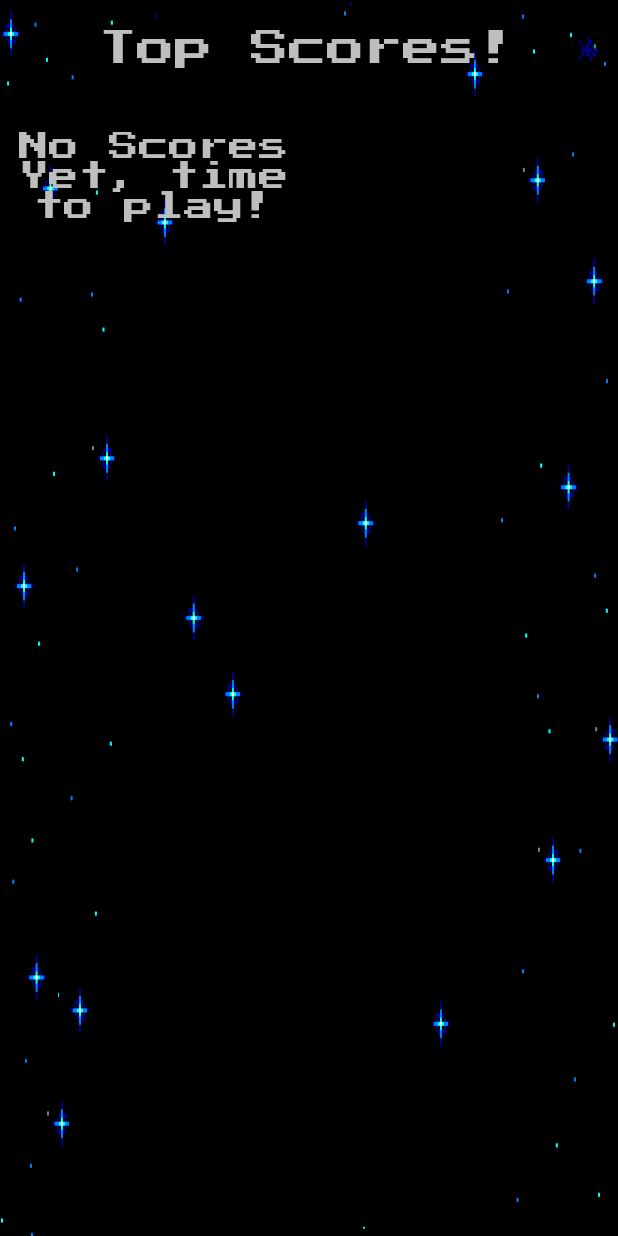
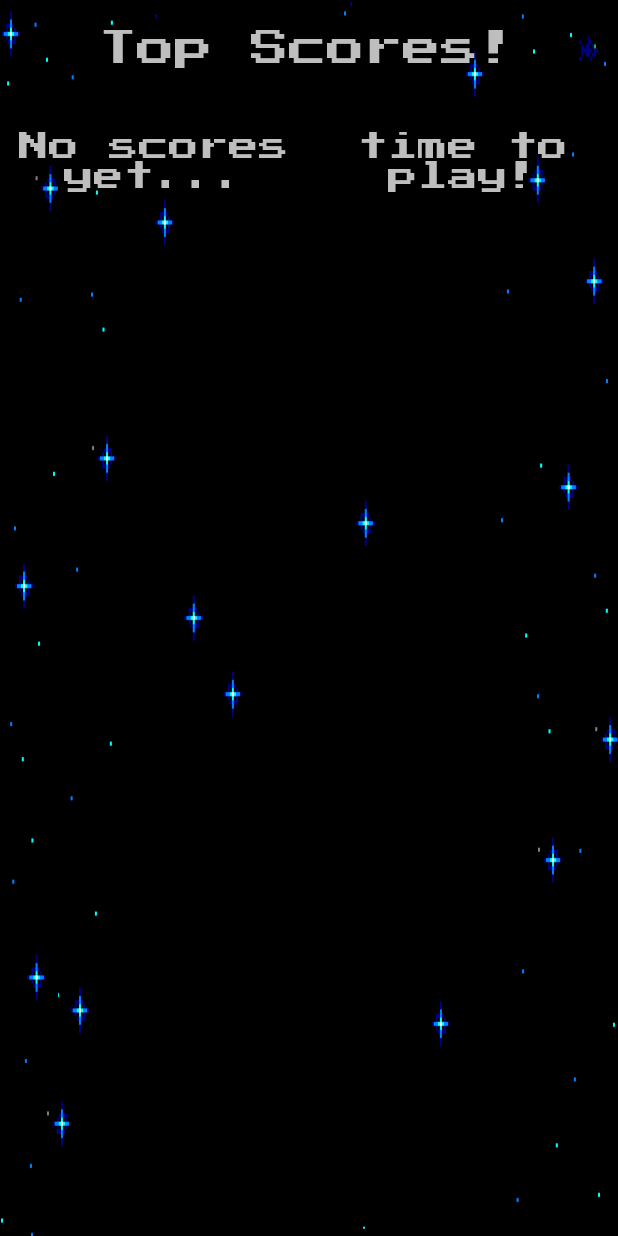
Before and after one commit to codeman27/CISFinalProject, an Android app: the TopScoresActivity screen opened directly, with no data from a screen before it, on a phone screen of 412 x 824 dp. Run offline under Robolectric (Android 15) with nearby library versions, the phone set to English and light mode, and no system bars.

Commit message:
Fixed DB print issue

```diff
--- a/app/src/main/java/com/example/cody/asteroidassaultgame/TopScoresActivity.java
+++ b/app/src/main/java/com/example/cody/asteroidassaultgame/TopScoresActivity.java
@@ -10,6 +10,7 @@ import java.util.ArrayList;
 public class TopScoresActivity extends Activity {
 
     DatabaseHelper mDatabaseHelper;
+    //private ListView mListView;
 
     @Override
     protected void onCreate(Bundle savedInstanceState) {
@@ -26,11 +27,6 @@ public class TopScoresActivity extends Activity {
         Cursor data = mDatabaseHelper.getData();
         ArrayList<String> nameData = new ArrayList<>();
         ArrayList<String> scoreData = new ArrayList<>();
-
-        // WARNING -- HORRIBLE CODE BELOW -- CONTINUE AT YOUR OWN PERIL
-        // !!!!!!!!!!!!!!!!!!!!!!!!!!!!!!!!!!!!!!!!!!!!!!!!!!!!!!!!!!!!
-        // !!!!!!!!!!!!!!!!!!!!!!!!!!!!!!!!!!!!!!!!!!!!!!!!!!!!!!!!!!!!
-
 
         TextView nameText1 = findViewById(R.id.nameText);
         TextView scoreText1 = findViewById(R.id.scoreText);
@@ -63,74 +59,61 @@ public class TopScoresActivity extends Activity {
         TextView nameText15 = findViewById(R.id.nameText14);
         TextView scoreText15 = findViewById(R.id.scoreText14);
 
+
+
         while(data.moveToNext()){
             nameData.add(data.getString(1));
             scoreData.add(data.getString(2));
         }
-        switch (nameData.size()) {
-            case 0:
-                nameText1.setText("No Scores Yet, time to play!");
-                break;
-            case 1:
+
+        if(nameData.size() == 0) {
+            nameText1.setText("No scores yet...");
+            scoreText1.setText("time to play!");
+        } if(nameData.size() >= 1) {
             nameText1.setText(nameData.get(0));
             scoreText1.setText(scoreData.get(0));
-                break;
-            case 2:
+        } if (nameData.size() >= 2) {
             nameText2.setText(nameData.get(1));
             scoreText2.setText(scoreData.get(1));
-                break;
-            case 3:
+        } if (nameData.size() >= 3) {
             nameText3.setText(nameData.get(2));
             scoreText3.setText(scoreData.get(2));
-                break;
-            case 4:
+        } if (nameData.size() >= 4) {
             nameText4.setText(nameData.get(3));
             scoreText4.setText(scoreData.get(3));
-                break;
-            case 5:
+        } if (nameData.size() >= 5) {
             nameText5.setText(nameData.get(4));
             scoreText5.setText(scoreData.get(4));
-                break;
-            case 6:
+        } if (nameData.size() >= 6) {
             nameText6.setText(nameData.get(5));
             scoreText6.setText(scoreData.get(5));
-                break;
-            case 7:
+        } if (nameData.size() >= 7) {
             nameText7.setText(nameData.get(6));
             scoreText7.setText(scoreData.get(6));
-                break;
-            case 8:
+        } if (nameData.size() >= 8) {
             nameText8.setText(nameData.get(7));
             scoreText8.setText(scoreData.get(7));
-                break;
-            case 9:
+        } if (nameData.size() >= 9) {
             nameText9.setText(nameData.get(8));
             scoreText9.setText(scoreData.get(8));
-                break;
-            case 10:
+        } if (nameData.size() >= 10) {
             nameText10.setText(nameData.get(9));
             scoreText10.setText(scoreData.get(9));
-                break;
-            case 11:
+        } if (nameData.size() >= 11) {
             nameText11.setText(nameData.get(10));
             scoreText11.setText(scoreData.get(10));
-                break;
-            case 12:
+        } if (nameData.size() >= 12) {
             nameText12.setText(nameData.get(11));
             scoreText12.setText(scoreData.get(11));
-                break;
-            case 13:
+        } if (nameData.size() >= 13) {
             nameText13.setText(nameData.get(12));
             scoreText13.setText(scoreData.get(12));
-                break;
-            case 14:
+        } if (nameData.size() >= 14) {
             nameText14.setText(nameData.get(13));
             scoreText14.setText(scoreData.get(13));
-                break;
-            case 15:
+        } if (nameData.size() >= 15) {
             nameText15.setText(nameData.get(14));
             scoreText15.setText(scoreData.get(14));
-                break;
         }
     }
 }
```
Lines whose indentation alone changed are shown as unchanged.
